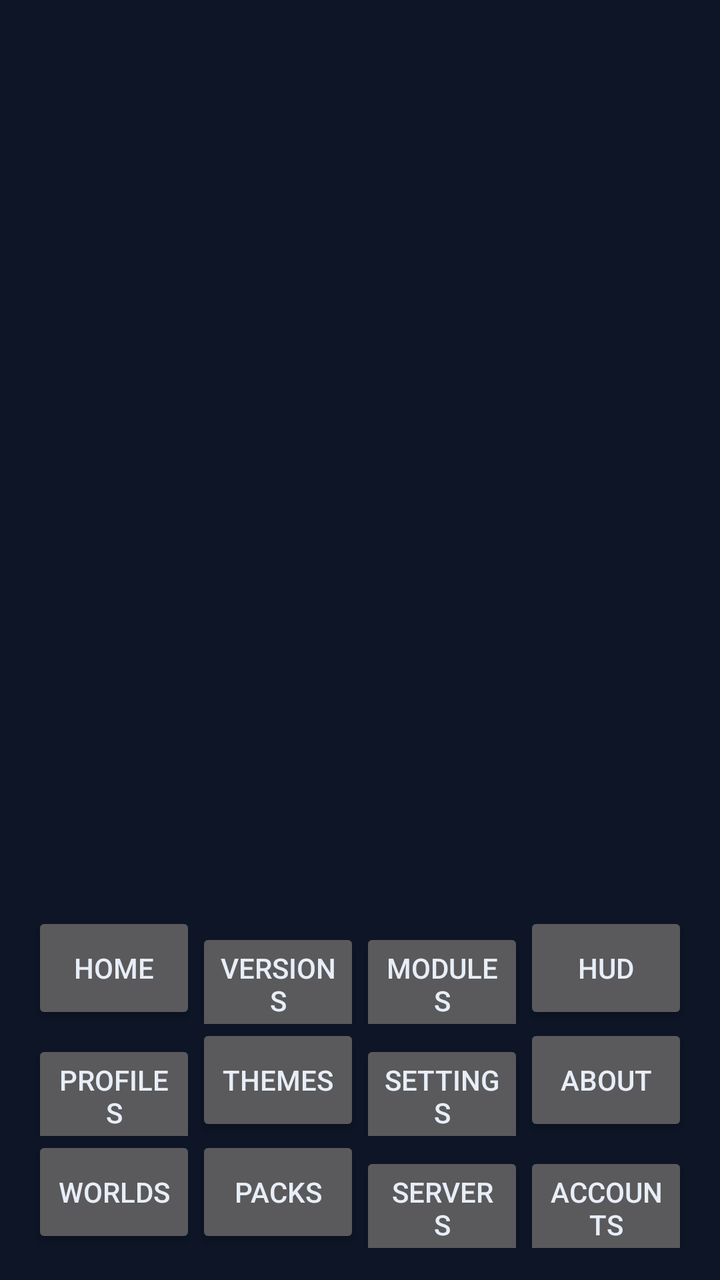
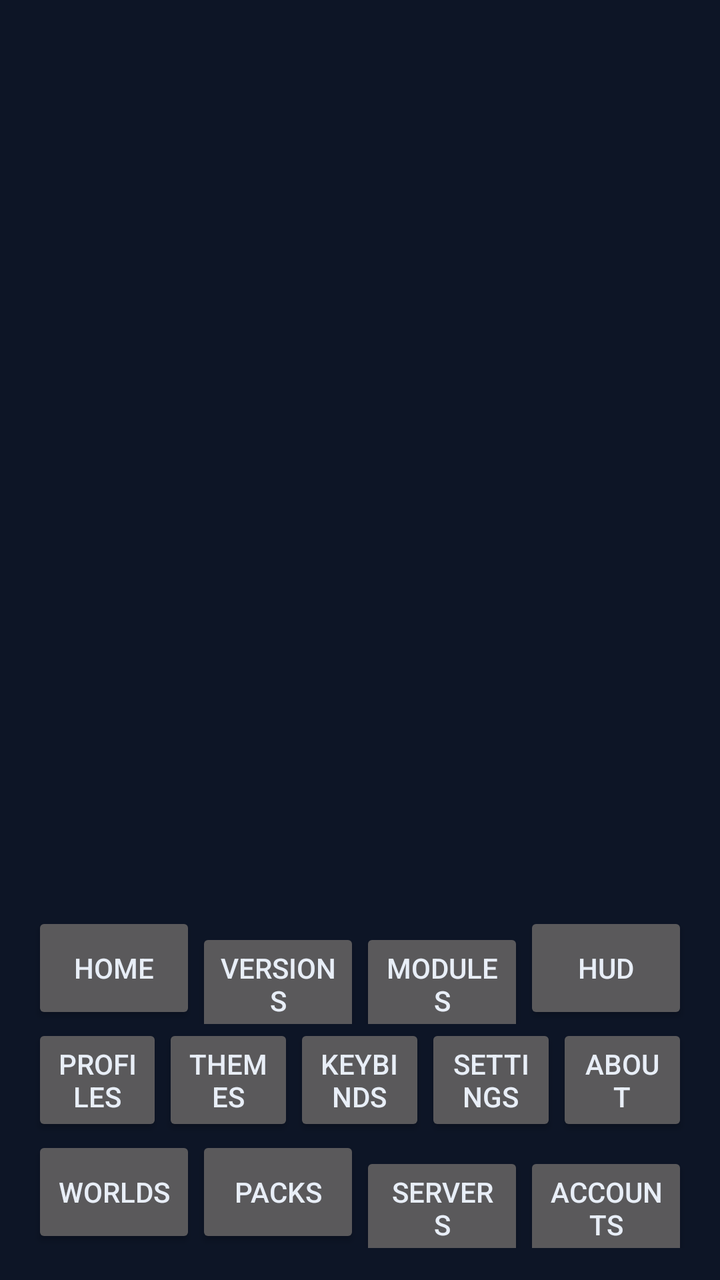

Compare the two renders of this Android layout. The source of the first and the diff that turns it into the second are given below.
<!-- AndroidManifest.xml: application theme Theme.Xykell -->
<!-- res/layout/activity_main.xml -->
<?xml version="1.0" encoding="utf-8"?>
<LinearLayout xmlns:android="http://schemas.android.com/apk/res/android"
    android:orientation="vertical"
    android:layout_width="match_parent"
    android:layout_height="match_parent"
    android:background="@color/xykell_bg"
    android:padding="16dp">

    <ScrollView
        android:layout_width="match_parent"
        android:layout_height="0dp"
        android:layout_weight="1"
        android:fillViewport="true">

        <FrameLayout
            android:id="@+id/screen_container"
            android:layout_width="match_parent"
            android:layout_height="wrap_content" />
    </ScrollView>

    <LinearLayout
        android:orientation="horizontal"
        android:layout_width="match_parent"
        android:layout_height="wrap_content"
        android:layout_marginTop="8dp">

        <Button
            android:id="@+id/nav_home"
            style="@style/XykellNavButton"
            android:text="Home" />
        <Button
            android:id="@+id/nav_versions"
            style="@style/XykellNavButton"
            android:text="Versions" />
        <Button
            android:id="@+id/nav_modules"
            style="@style/XykellNavButton"
            android:text="Modules" />
        <Button
            android:id="@+id/nav_hud"
            style="@style/XykellNavButton"
            android:text="HUD" />
    </LinearLayout>

    <LinearLayout
        android:orientation="horizontal"
        android:layout_width="match_parent"
        android:layout_height="wrap_content">

        <Button
            android:id="@+id/nav_profiles"
            style="@style/XykellNavButton"
            android:text="Profiles" />
        <Button
            android:id="@+id/nav_themes"
            style="@style/XykellNavButton"
            android:text="Themes" />
        <Button
            android:id="@+id/nav_settings"
            style="@style/XykellNavButton"
            android:text="Settings" />
        <Button
            android:id="@+id/nav_about"
            style="@style/XykellNavButton"
            android:text="About" />
    </LinearLayout>

    <LinearLayout
        android:orientation="horizontal"
        android:layout_width="match_parent"
        android:layout_height="wrap_content">

        <Button
            android:id="@+id/nav_worlds"
            style="@style/XykellNavButton"
            android:text="Worlds" />
        <Button
            android:id="@+id/nav_packs"
            style="@style/XykellNavButton"
            android:text="Packs" />
        <Button
            android:id="@+id/nav_servers"
            style="@style/XykellNavButton"
            android:text="Servers" />
        <Button
            android:id="@+id/nav_accounts"
            style="@style/XykellNavButton"
            android:text="Accounts" />
    </LinearLayout>

</LinearLayout>
<!-- resources referenced by this layout -->
<resources>
  <color name="xykell_bg">#0D1526</color>
  <style name="XykellNavButton" parent="Widget.AppCompat.Button">
          <item name="android:layout_width">0dp</item>
          <item name="android:layout_height">56dp</item>
          <item name="android:layout_weight">1</item>
          <item name="android:minHeight">56dp</item>
          <item name="android:textSize">14sp</item>
      </style>
  <style name="Theme.Xykell" parent="Theme.AppCompat.NoActionBar">
          <item name="android:windowBackground">@color/xykell_bg</item>
          <item name="android:textColor">@color/xykell_text</item>
          <item name="colorAccent">@color/xykell_accent</item>
      </style>
  <color name="xykell_text">#E8EEF7</color>
  <color name="xykell_accent">#4FD8C7</color>
</resources>

<!-- the commit's change to res/layout/activity_main.xml (unified diff, before → after) -->
@@ -56,6 +56,10 @@
             style="@style/XykellNavButton"
             android:text="Themes" />
         <Button
+            android:id="@+id/nav_keybinds"
+            style="@style/XykellNavButton"
+            android:text="@string/nav_keybinds" />
+        <Button
             android:id="@+id/nav_settings"
             style="@style/XykellNavButton"
             android:text="Settings" />
<!-- resource entries referenced after the edit -->
@@ -1,6 +1,7 @@
 <!-- resources referenced by this layout -->
 <resources>
   <color name="xykell_bg">#0D1526</color>
+  <string name="nav_keybinds">Keybinds</string>
   <style name="XykellNavButton" parent="Widget.AppCompat.Button">
           <item name="android:layout_width">0dp</item>
           <item name="android:layout_height">56dp</item>
